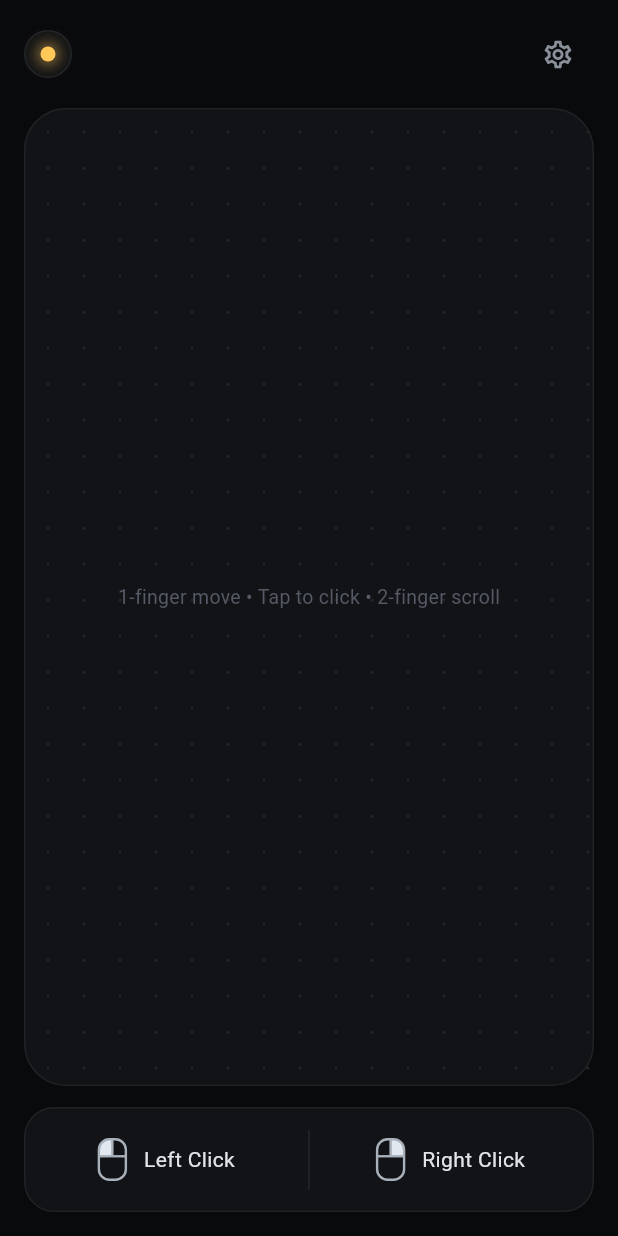
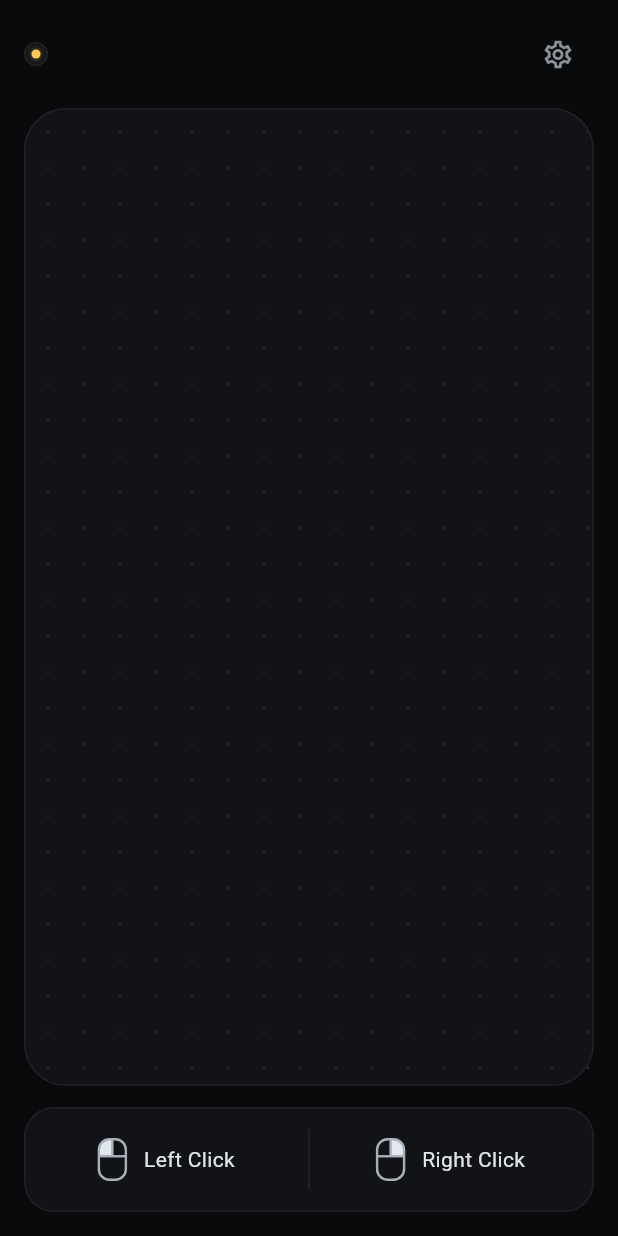
Before and after one commit to abhi963007/Aeropad, a Flutter app: the screen it shows after launch, on a phone screen of 412 x 824 dp. Run offline on Flutter 3.47's test engine with Material 3 defaults, Android fonts, the phone set to English and light mode, and no system bars.

Commit message:
refactor(ui): slim status indicator dot and remove trackpad guide text

```diff
--- a/lib/main.dart
+++ b/lib/main.dart
@@ -500,6 +500,7 @@ class _TrackpadPageState extends State<TrackpadPage> {
             Row(
               children: [
                 GestureDetector(
+                  behavior: HitTestBehavior.opaque,
                   onTap: () {
                     if (_state == NetworkState.disconnected) {
                       _network.discover();
@@ -508,8 +509,12 @@ class _TrackpadPageState extends State<TrackpadPage> {
                     }
                   },
                   child: Container(
-                    width: 32,
-                    height: 32,
+                    width: 36,
+                    height: 36,
+                    alignment: Alignment.centerLeft,
+                    child: Container(
+                      width: 16,
+                      height: 16,
                       decoration: BoxDecoration(
                         color: const Color(0xff121316),
                         shape: BoxShape.circle,
@@ -520,18 +525,19 @@ class _TrackpadPageState extends State<TrackpadPage> {
                       ),
                       child: Center(
                         child: Container(
-                        width: 10,
-                        height: 10,
+                          width: 6,
+                          height: 6,
                           decoration: BoxDecoration(
                             color: _indicatorColor,
                             shape: BoxShape.circle,
                             boxShadow: [
                               BoxShadow(
-                              color: _indicatorColor.withValues(alpha: 0.6),
-                              blurRadius: 8,
-                              spreadRadius: 2,
+                                color: _indicatorColor.withValues(alpha: 0.5),
+                                blurRadius: 3,
+                                spreadRadius: 0,
                               ),
                             ],
+                          ),
                         ),
                       ),
                     ),
@@ -564,17 +570,9 @@ class _TrackpadPageState extends State<TrackpadPage> {
                       width: 1,
                     ),
                   ),
-                  child: const CustomPaint(
+                  child: const SizedBox.expand(
+                    child: CustomPaint(
                       painter: _DotGridPainter(),
-                    child: Center(
-                      child: Text(
-                        '1-finger move • Tap to click • 2-finger scroll',
-                        style: TextStyle(
-                          color: Color(0xff555b66),
-                          fontSize: 13,
-                          letterSpacing: 0.2,
-                        ),
-                      ),
                     ),
                   ),
                 ),
```
Also changed, not shown: 1 other file. Lines whose indentation alone changed are shown as unchanged.
